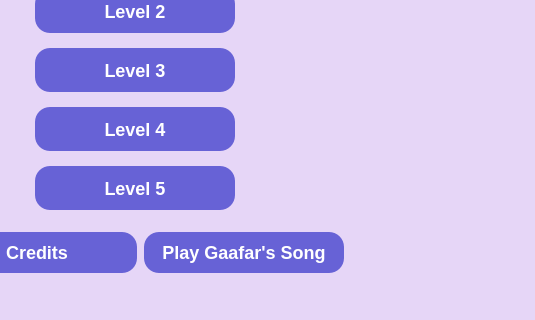
moh-any/Super-Gaafar, file Super-Gaafar/levelselection.ui: the form before one commit; both pictures show x 265 to 800 and y 280 to 600 of the 800 by 600 pixel window.
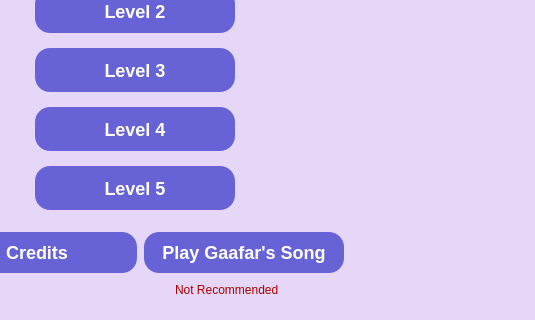
The form after the commit.

```diff
--- a/Super-Gaafar/levelselection.ui
+++ b/Super-Gaafar/levelselection.ui
@@ -263,7 +263,7 @@
       <string>Level 5</string>
      </property>
     </widget>
-    <widget class="QWidget" name="">
+    <widget class="QWidget" name="layoutWidget">
      <property name="geometry">
       <rect>
        <x>201</x>
@@ -339,6 +339,22 @@
       </item>
      </layout>
     </widget>
+    <widget class="QLabel" name="label">
+     <property name="geometry">
+      <rect>
+       <x>440</x>
+       <y>560</y>
+       <width>131</width>
+       <height>20</height>
+      </rect>
+     </property>
+     <property name="styleSheet">
+      <string notr="true">color: rgb(170, 0, 0);</string>
+     </property>
+     <property name="text">
+      <string>Not Recommended</string>
+     </property>
+    </widget>
    </widget>
   </widget>
  </widget>
```
